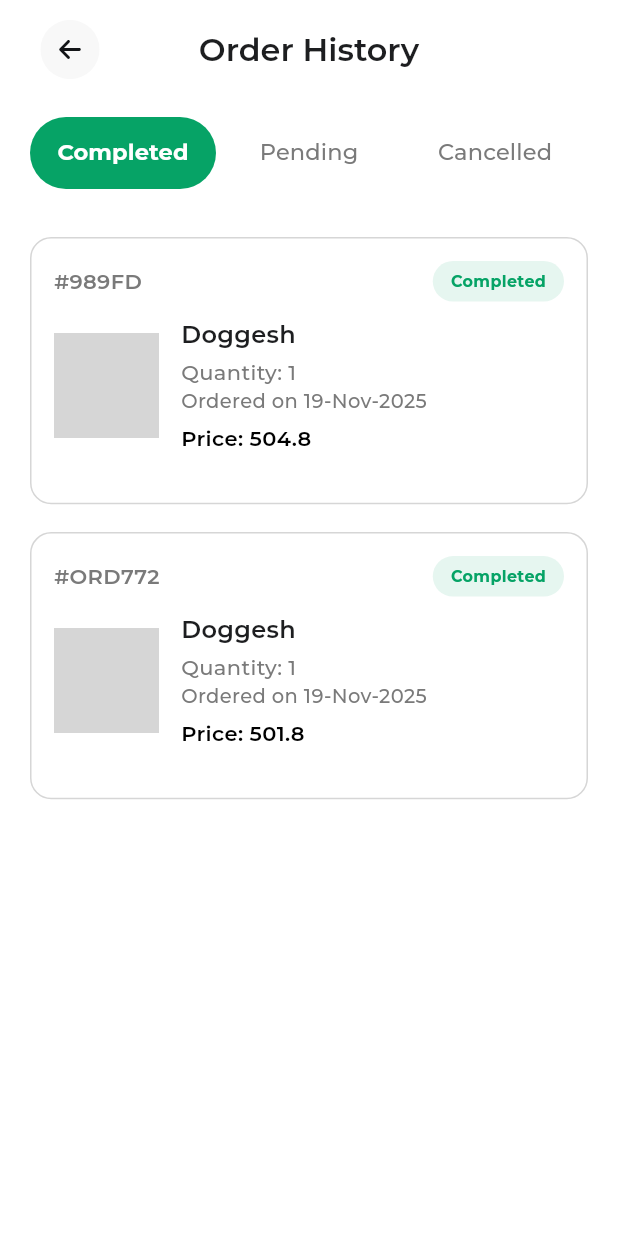
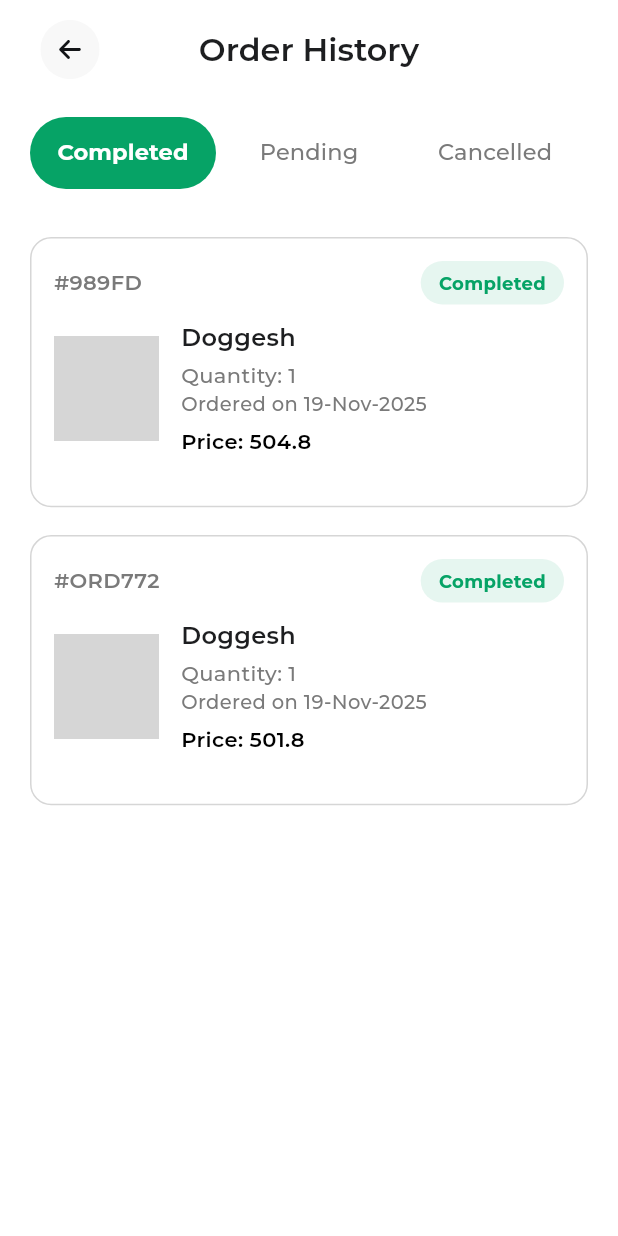
Before and after one commit to devsoheldas/Smart-Pharmacy, a Flutter app: the OrderHistoryScreen screen opened directly, on a phone screen of 412 x 824 dp. Run offline on Flutter 3.47's test engine with Material 3 defaults, Android fonts, the phone set to English and light mode, and no system bars; our stand-ins replace flutter_screenutil, flutter_svg, fluttertoast, shared_preferences; accounts and stored records are empty; network calls fail; project files that could hold a hidden picture were left out; grey boxes are pictures that could not be loaded.

Commit message:
Order History Screen Added

```diff
--- a/lib/feature/order/order_history_screen.dart
+++ b/lib/feature/order/order_history_screen.dart
@@ -91,7 +91,7 @@ class _OrderHistoryScreenState extends State<OrderHistoryScreen>
       context: context,
       builder: (_) => AlertDialog(
         shape: RoundedRectangleBorder(
-          borderRadius: BorderRadius.circular(20.r),
+          borderRadius: BorderRadius.circular(20),
         ),
         title: Text(
           "Cancel Order?",
@@ -286,7 +286,7 @@ class _OrderHistoryScreenState extends State<OrderHistoryScreen>
                           : isPending
                           ? AppColors.amberColor
                           : AppColors.greenColor,
-                      fontSize: 12.sp,
+                      fontSize: 12,
                       fontWeight: FontWeight.bold,
                     ),
                   ),
```
